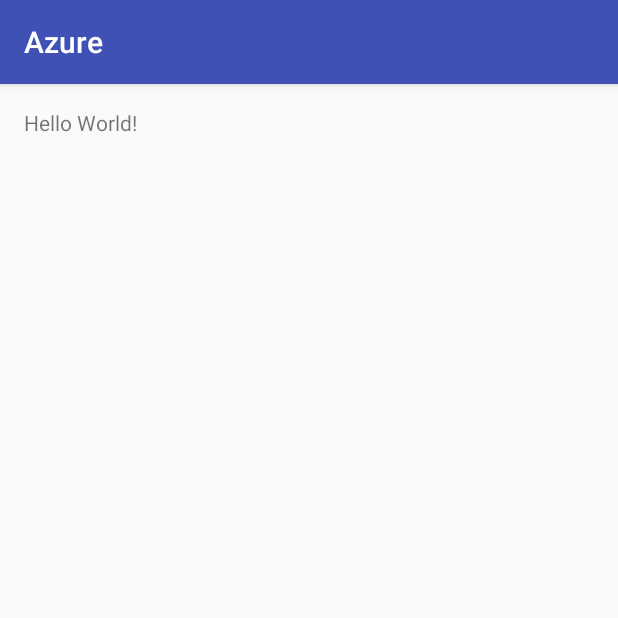
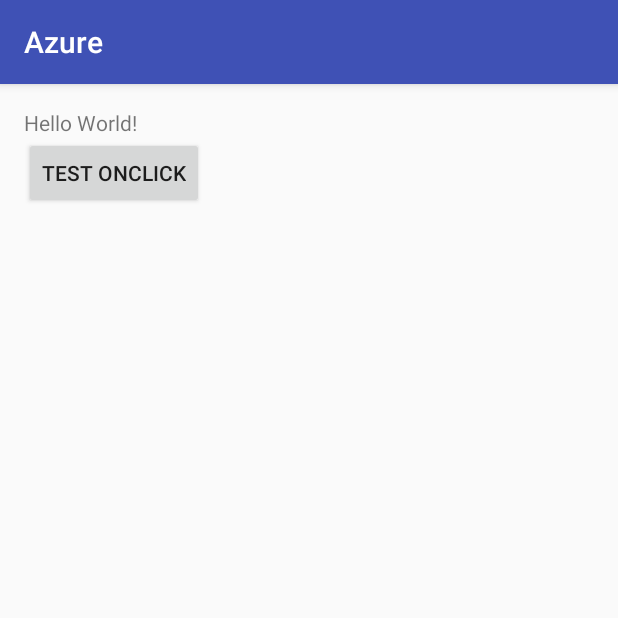
Before and after one commit to ArthurKZhang/Azure, an Android app: the screen it shows after launch (MainActivity), on a phone screen of 412 x 824 dp, the top half of it. Run offline under Robolectric (Android 15) with nearby library versions, the phone set to English and light mode, and no system bars.

Commit message:
[PbClick]

```diff
--- a/app/src/main/java/com/arthur/azure/MainActivity.java
+++ b/app/src/main/java/com/arthur/azure/MainActivity.java
@@ -3,18 +3,24 @@ package com.arthur.azure;
 import android.support.v7.app.AppCompatActivity;
 import android.os.Bundle;
 import android.util.Log;
+import android.view.View;
+import android.widget.Button;
 
 //import azure_core.annotations.Logging;
 
 import com.arthur.azure_core.annotations.Logging;
+import com.arthur.azure_core.annotations.PbClick;
 
-@Logging(tag = "CLASS")
+//@Logging(tag = "CLASS")
 public class MainActivity extends AppCompatActivity {
 
     @Logging
     private String abc;
     @Logging
     private int[] ints;
+
+    Button bt_testOnclick;
+
 
     //    @Logging
     @Override
@@ -29,6 +35,15 @@ public class MainActivity extends AppCompatActivity {
         A a = new A();
         a.toString();
         System.out.println(ints);
+
+        bt_testOnclick = (Button) this.findViewById(R.id.bt_testOnclick);
+        bt_testOnclick.setOnClickListener(new View.OnClickListener() {
+            @PbClick(rseat = "BT_TEST_ONCLICK")
+            @Override
+            public void onClick(View view) {
+                Log.i("___****___","HHHHHHHHHHHHHAAAAAA");
+            }
+        });
     }
 
     //    @Logging
--- a/app/src/main/res/layout/activity_main.xml
+++ b/app/src/main/res/layout/activity_main.xml
@@ -1,5 +1,5 @@
 <?xml version="1.0" encoding="utf-8"?>
-<RelativeLayout xmlns:android="http://schemas.android.com/apk/res/android"
+<LinearLayout xmlns:android="http://schemas.android.com/apk/res/android"
     xmlns:tools="http://schemas.android.com/tools"
     android:layout_width="match_parent"
     android:layout_height="match_parent"
@@ -7,10 +7,16 @@
     android:paddingLeft="@dimen/activity_horizontal_margin"
     android:paddingRight="@dimen/activity_horizontal_margin"
     android:paddingTop="@dimen/activity_vertical_margin"
-    tools:context="com.arthur.azure.MainActivity">
+    tools:context="com.arthur.azure.MainActivity"
+    android:orientation="vertical">
 
     <TextView
         android:layout_width="wrap_content"
         android:layout_height="wrap_content"
         android:text="Hello World!" />
-</RelativeLayout>
+    <Button
+        android:layout_width="wrap_content"
+        android:layout_height="wrap_content"
+        android:id="@+id/bt_testOnclick"
+        android:text="@string/test_onclick"/>
+</LinearLayout>
--- a/app/src/main/res/values/strings.xml
+++ b/app/src/main/res/values/strings.xml
@@ -1,3 +1,4 @@
 <resources>
     <string name="app_name">Azure</string>
+    <string name="test_onclick">Test Onclick</string>
 </resources>
```
Also changed, not shown: azure_core/src/main/java/com/arthur/azure_core/annotations/PbClick.java (added, +19 -0 lines), azure_core/src/main/java/com/arthur/azure_core/aspects/PbClickAspect.java (added, +38 -0 lines).
